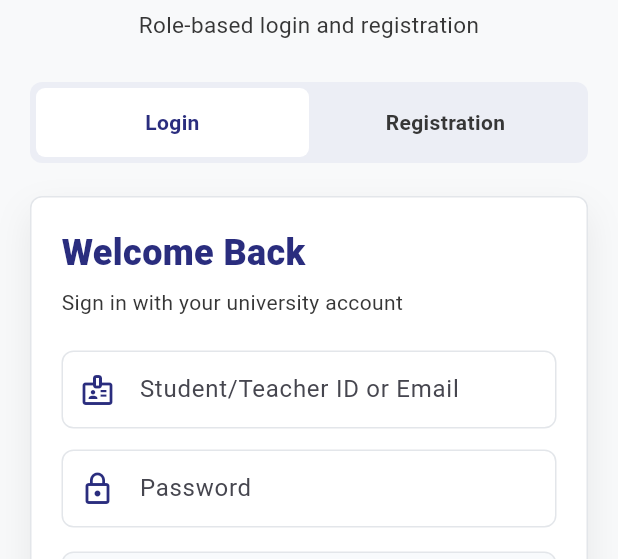
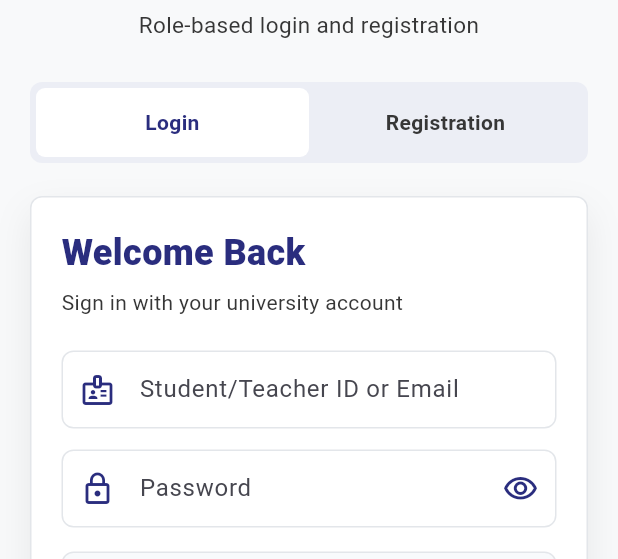
Before and after one commit to SaburNayem/eub_connect, a Flutter app: the screen it shows after launch, on a phone screen of 412 x 824 dp, the part 242-801 px from its top. Run offline on Flutter 3.47's test engine with Material 3 defaults, Android fonts, the light colour scheme and no system bars; our stand-ins replace get, get_storage, supabase_flutter; accounts and stored records are empty.

Commit message:
Add login password visibility toggle

```diff
--- a/lib/feature/auth/login/controller/login_controller.dart
+++ b/lib/feature/auth/login/controller/login_controller.dart
@@ -8,6 +8,7 @@ class LoginController extends GetxController {
   final emailController = TextEditingController();
   final passwordController = TextEditingController();
   final isSubmitting = false.obs;
+  final isPasswordVisible = false.obs;
 
   LoginModel get loginData {
     return LoginModel(
@@ -23,6 +24,10 @@ class LoginController extends GetxController {
   void fillDemoAccount({required String identifier}) {
     emailController.text = identifier;
     passwordController.text = '123456';
+  }
+
+  void togglePasswordVisibility() {
+    isPasswordVisible.value = !isPasswordVisible.value;
   }
 
   Future<bool> submit() async {
--- a/lib/feature/auth/login/screen/login_screen.dart
+++ b/lib/feature/auth/login/screen/login_screen.dart
@@ -100,8 +100,20 @@ class _LoginScreenState extends State<LoginScreen> {
               label: 'Password',
               icon: Icons.lock_outline,
               controller: _controller.passwordController,
-              obscureText: true,
+              obscureText: !_controller.isPasswordVisible.value,
               textInputAction: TextInputAction.done,
+              suffixIcon: IconButton(
+                tooltip: _controller.isPasswordVisible.value
+                    ? 'Hide password'
+                    : 'Show password',
+                onPressed: _controller.togglePasswordVisibility,
+                icon: Icon(
+                  _controller.isPasswordVisible.value
+                      ? Icons.visibility_off_outlined
+                      : Icons.visibility_outlined,
+                  color: AppColors.primary,
+                ),
+              ),
               validator: (value) {
                 if (value == null || value.isEmpty) {
                   return 'Password is required';
--- a/lib/feature/auth/widget/auth_text_field.dart
+++ b/lib/feature/auth/widget/auth_text_field.dart
@@ -10,6 +10,7 @@ class AuthTextField extends StatelessWidget {
     this.keyboardType,
     this.textInputAction,
     this.validator,
+    this.suffixIcon,
     super.key,
   });
 
@@ -20,6 +21,7 @@ class AuthTextField extends StatelessWidget {
   final TextInputType? keyboardType;
   final TextInputAction? textInputAction;
   final String? Function(String?)? validator;
+  final Widget? suffixIcon;
 
   @override
   Widget build(BuildContext context) {
@@ -33,6 +35,7 @@ class AuthTextField extends StatelessWidget {
       decoration: InputDecoration(
         labelText: label,
         prefixIcon: Icon(icon, color: AppColors.primary),
+        suffixIcon: suffixIcon,
       ),
     );
   }
```
